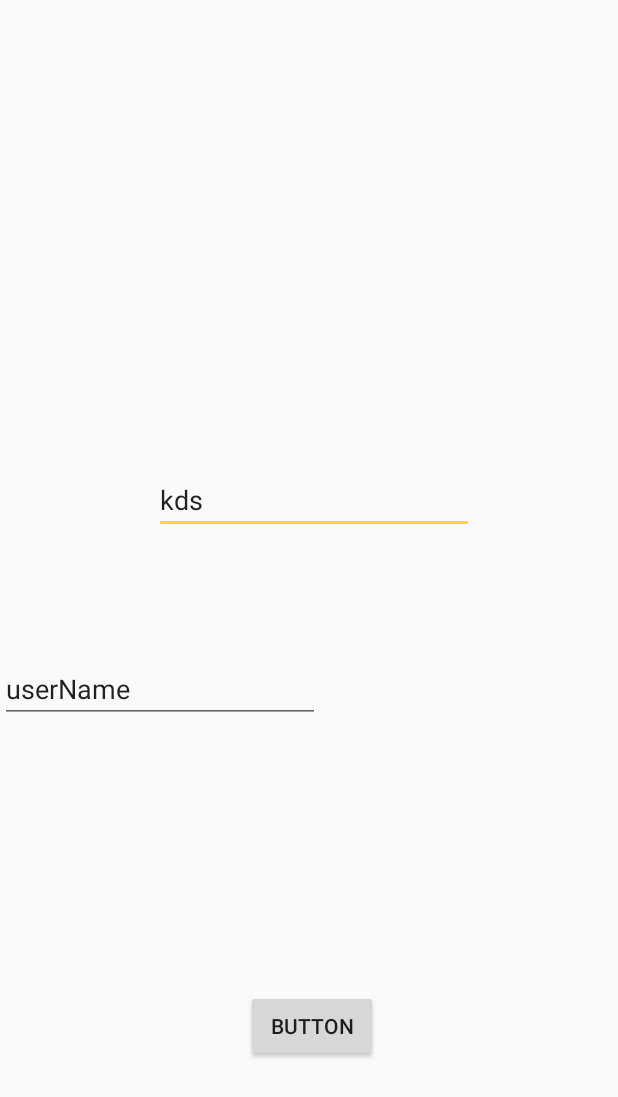
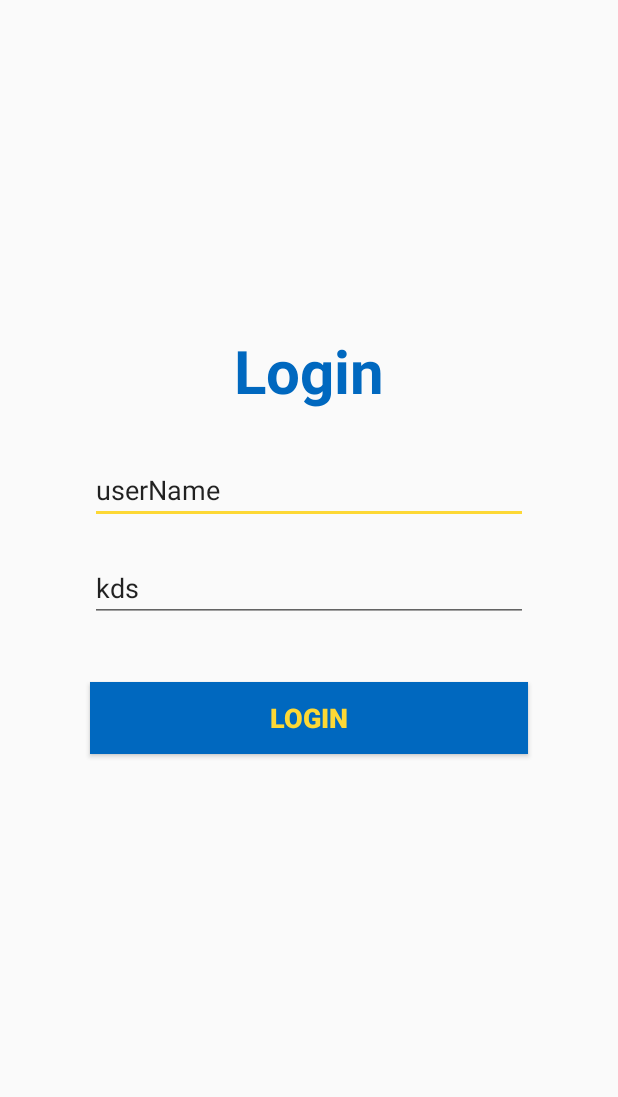
Before and after one commit to Abhishek-612/CarInsurance, an Android app: the screen it shows after launch (LoginActivity), on a phone screen of 412 x 824 dp. Shown: the top 1097 px of the screen. Run offline under Robolectric (Android 15) with nearby library versions, the phone set to English and light mode, and no system bars; our stand-ins replace Firebase (no records; nobody signed in at launch, a user with empty details on screens opened directly); libraries missing offline, so code that uses them is left out: com.firebase.ui; 1 statement that could not run was skipped.

Commit message:
ui changes

```diff
--- a/app/src/main/java/com/example/carinsurance/CarsFragment.java
+++ b/app/src/main/java/com/example/carinsurance/CarsFragment.java
@@ -34,6 +34,7 @@ public class CarsFragment extends Fragment {
     private static RecyclerView recyclerView;
     private static ArrayList<Car> data;
     static View.OnClickListener myOnClickListener;
+    public static String vehicleNum;
 
     public CarsFragment() {
         // Required empty public constructor
@@ -99,8 +100,8 @@ public class CarsFragment extends Fragment {
             RecyclerView.ViewHolder viewHolder
                     = recyclerView.findViewHolderForPosition(selectedItemPosition);
             TextView model
-                    = (TextView) viewHolder.itemView.findViewById(R.id.carName);
-            String selectedName = (String) model.getText();
+                    = (TextView) viewHolder.itemView.findViewById(R.id.numberPlate);
+            vehicleNum = (String) model.getText();
 //            Toast.makeText(context, selectedName, Toast.LENGTH_SHORT).show();
             BottomFragment addBottomDialogFragment =
                     BottomFragment.newInstance();
--- a/app/src/main/java/com/example/carinsurance/LoginActivity.java
+++ b/app/src/main/java/com/example/carinsurance/LoginActivity.java
@@ -23,7 +23,7 @@ public class LoginActivity extends AppCompatActivity {
         setContentView(R.layout.activity_login);
         username = findViewById(R.id.username);
         password = findViewById(R.id.password);
-        procced = findViewById(R.id.procced);
+        procced = findViewById(R.id.proceed);
         procced.setOnClickListener(new View.OnClickListener() {
             @Override
             public void onClick(View v) {
--- a/app/src/main/java/com/example/carinsurance/Models/Claims.java
+++ b/app/src/main/java/com/example/carinsurance/Models/Claims.java
@@ -64,6 +64,7 @@ public class Claims {
         Claims c = new Claims();
         try {
             JSONObject j = new JSONObject(data);
+            j = new JSONObject(j.getString("max"));
             String region = j.getString("maxResult");
             c.price = j.getInt("cost");
             c.location = region.split("_")[0];
--- /dev/null
+++ b/app/src/main/res/drawable/ic_tick.xml
@@ -0,0 +1,4 @@
+<vector android:height="24dp" android:viewportHeight="512"
+    android:viewportWidth="512" android:width="24dp" xmlns:android="http://schemas.android.com/apk/res/android">
+    <path android:fillColor="#FFFFFFFF" android:pathData="M504.502,75.496c-9.997,-9.998 -26.205,-9.998 -36.204,0L161.594,382.203L43.702,264.311c-9.997,-9.998 -26.205,-9.997 -36.204,0c-9.998,9.997 -9.998,26.205 0,36.203l135.994,135.992c9.994,9.997 26.214,9.99 36.204,0L504.502,111.7C514.5,101.703 514.499,85.494 504.502,75.496z"/>
+</vector>
--- a/app/src/main/res/layout/activity_login.xml
+++ b/app/src/main/res/layout/activity_login.xml
@@ -1,46 +1,59 @@
 <?xml version="1.0" encoding="utf-8"?>
-<android.support.constraint.ConstraintLayout xmlns:android="http://schemas.android.com/apk/res/android"
+<LinearLayout xmlns:android="http://schemas.android.com/apk/res/android"
     xmlns:app="http://schemas.android.com/apk/res-auto"
     xmlns:tools="http://schemas.android.com/tools"
     android:layout_width="match_parent"
+    android:orientation="vertical"
+    android:layout_gravity="center_horizontal"
     android:layout_height="match_parent"
     tools:context=".LoginActivity">
 
-    <Button
-        android:id="@+id/procced"
-        android:layout_width="wrap_content"
+    <TextView
+        android:layout_width="match_parent"
         android:layout_height="wrap_content"
-        android:layout_marginEnd="160dp"
-        android:layout_marginRight="160dp"
-        android:layout_marginBottom="116dp"
-        android:text="Button"
-        app:layout_constraintBottom_toBottomOf="parent"
-        app:layout_constraintEnd_toEndOf="parent" />
+        android:text="Login"
+        android:layout_marginLeft="30dp"
+        android:layout_marginRight="30dp"
+        android:layout_marginTop="220dp"
+        android:textSize="40sp"
+        android:textStyle="bold"
+        android:gravity="center_horizontal"
+        android:textColor="@color/colorPrimaryDark"/>
 
     <EditText
+        android:layout_width="match_parent"
+        android:layout_height="wrap_content"
+        android:hint="Company"
+        android:text="userName"
         android:id="@+id/username"
-        android:layout_width="wrap_content"
-        android:layout_height="wrap_content"
-        android:layout_marginTop="164dp"
-        android:layout_marginEnd="96dp"
-        android:layout_marginRight="96dp"
-        android:ems="10"
-        android:inputType="textPersonName"
-        android:text="kds"
-        app:layout_constraintBottom_toBottomOf="parent"
-        app:layout_constraintEnd_toEndOf="parent"
-        app:layout_constraintTop_toTopOf="parent"
-        app:layout_constraintVertical_bias="0.239" />
+        android:layout_marginLeft="60dp"
+        android:layout_marginRight="60dp"
+        android:layout_marginTop="30dp"
+        />
 
     <EditText
+        android:layout_width="match_parent"
+        android:layout_height="wrap_content"
+        android:hint="Model"
+        android:text="kds"
         android:id="@+id/password"
-        android:layout_width="wrap_content"
+        android:layout_marginLeft="60dp"
+        android:layout_marginRight="60dp"
+        android:layout_marginTop="20dp"
+        />
+
+
+    <Button android:layout_width="match_parent"
         android:layout_height="wrap_content"
-        android:ems="10"
-        android:inputType="textPersonName"
-        android:text="userName"
-        app:layout_constraintBottom_toTopOf="@+id/procced"
-        app:layout_constraintTop_toBottomOf="@+id/username"
-        app:layout_constraintVertical_bias="0.312"
-        tools:layout_editor_absoluteX="99dp" />
-</android.support.constraint.ConstraintLayout>
+        android:id="@+id/proceed"
+        android:layout_marginLeft="60dp"
+        android:layout_marginRight="60dp"
+        android:layout_marginTop="40dp"
+        android:gravity="center"
+        android:text="Login"
+        android:textStyle="bold"
+        android:textSize="18sp"
+        android:textColor="@color/colorAccent"
+        android:background="@color/colorPrimaryDark"/>
+
+</LinearLayout>
```
Also changed, not shown: app/src/main/java/com/example/carinsurance/DialogPredictionBottomFragment.java (+7 -3 lines), app/src/main/java/com/example/carinsurance/PredictionFragment.java (+6 -6 lines), app/src/main/res/layout/fragment_prediction.xml (+16 -11 lines).
